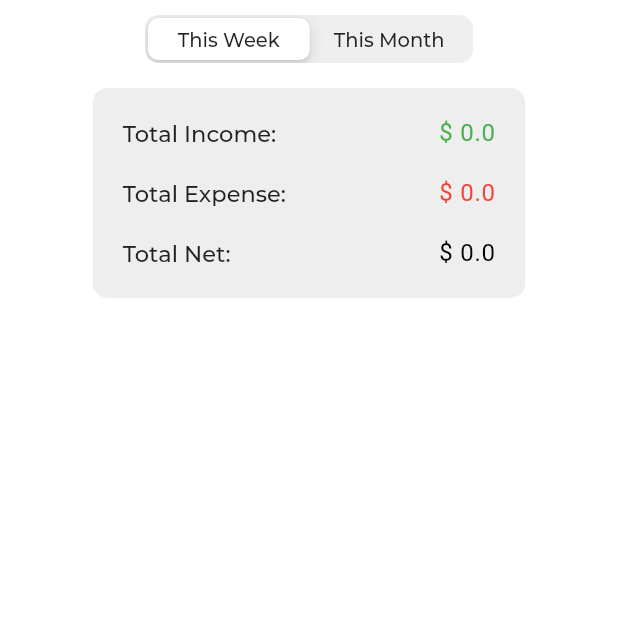
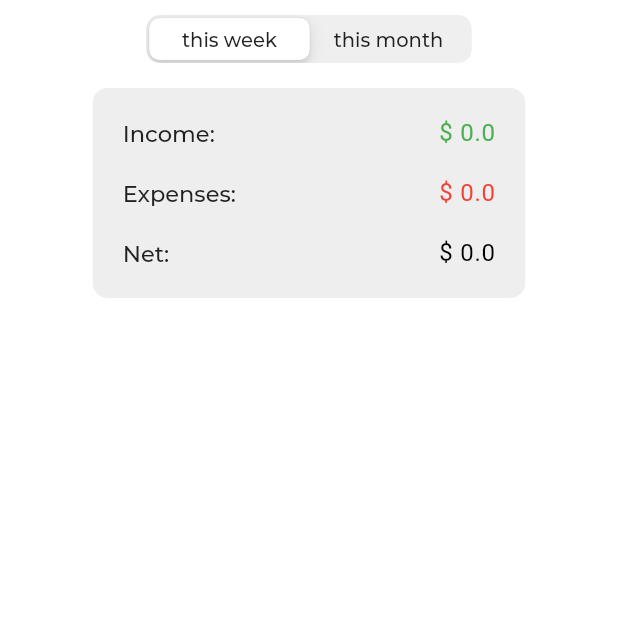
Before and after one commit to muhnee/muhnee_app, a Flutter app: the TransactionsPage screen opened directly, on a phone screen of 412 x 824 dp, the top half of it. Run offline on Flutter 3.47's test engine with Material 2 defaults, Android fonts, the phone set to English and light mode, and no system bars; our stand-ins replace awesome_dialog, bubble_bottom_bar, cloud_firestore, firebase_auth, flutter_spinkit, google_fonts and 1 more; accounts and stored records are empty.

```diff
--- a/lib/pages/Home/TransactionsPage.dart
+++ b/lib/pages/Home/TransactionsPage.dart
@@ -1,5 +1,6 @@
 import 'package:flutter/cupertino.dart';
 import 'package:flutter/material.dart';
+import 'package:flutter_spinkit/flutter_spinkit.dart';
 import 'package:muhnee/utilities/FirestoreFunctions.dart';
 import 'package:muhnee/utilities/SizeConfig.dart';
 import 'ExpensePageSingleFile.dart';
@@ -28,14 +29,13 @@ class _TransactionsPageState extends State<TransactionsPage> {
 
   final Map<int, Widget> logoWidgets = const <int, Widget>{
     0: Padding(
-      padding: EdgeInsets.symmetric(horizontal: 6),
-      child: Text('This Week'),
-    ),
+        padding: EdgeInsets.symmetric(horizontal: 6),
+        child:
+            Text('this week', style: TextStyle(fontWeight: FontWeight.w600))),
     1: Padding(
       padding: EdgeInsets.symmetric(horizontal: 6),
-      child: Text('This Month'),
+      child: Text('this month', style: TextStyle(fontWeight: FontWeight.w600)),
     ),
-    // 2: Padding(padding: EdgeInsets.symmetric(horizontal: 6),child: Text('This Year'),),
   };
 
   @override
@@ -71,9 +71,9 @@ class _TransactionsPageState extends State<TransactionsPage> {
             padding: EdgeInsets.only(bottom: 10, top: 10),
             child: CupertinoSlidingSegmentedControl<int>(
               //borderColor: Colors.white,
-             // selectedColor: Color(0xff8e91f3),
+              // selectedColor: Color(0xff8e91f3),
               //selectedColor: Colors.grey[200],
-             // unselectedColor: Colors.white,
+              // unselectedColor: Colors.white,
               children: logoWidgets,
               onValueChanged: (int val) {
                 setState(() {
@@ -103,6 +103,8 @@ class _TransactionsPageState extends State<TransactionsPage> {
                       : totalInc += item["amount"];
 
                 totalNet = totalInc - totalExp;
+
+                var dateArray = [];
 
                 children = <Widget>[
                   Padding(
@@ -139,7 +141,7 @@ class _TransactionsPageState extends State<TransactionsPage> {
                                   crossAxisAlignment: CrossAxisAlignment.start,
                                   children: <Widget>[
                                     summaryRow("Income", totalInc.toString()),
-                                    summaryRow("Expense", totalExp.toString()),
+                                    summaryRow("Expenses", totalExp.toString()),
                                     summaryRow("Net", totalNet.toString()),
                                   ],
                                 ),
@@ -200,7 +202,7 @@ Widget summaryRow(type, amount) {
     mainAxisAlignment: MainAxisAlignment.spaceBetween,
     children: <Widget>[
       Text(
-        "Total " + type + ": ",
+         type + ": ",
         style: TextStyle(fontSize: 15, fontWeight: FontWeight.w600),
       ),
       type == "Income"
@@ -214,7 +216,7 @@ Widget summaryRow(type, amount) {
                 ),
               ),
             )
-          : type == "Expense"
+          : type == "Expenses"
               ? Text(
                   "\$ " + amount,
                   style: GoogleFonts.varelaRound(
@@ -285,10 +287,9 @@ class _TransactionViewCellState extends State<TransactionViewCell> {
             Padding(
               padding: EdgeInsets.only(left: 1, bottom: 3),
               child: Text(DateFormat.yMMMMEEEEd()
-                .format(widget.timestamp.toDate())
-                .toString()),
+                  .format(widget.timestamp.toDate())
+                  .toString()),
             ),
-
             SizedBox(
               height: SizeConfig.blockSizeVertical * 6.5,
               child: InkWell(
--- a/lib/utilities/FirestoreFunctions.dart
+++ b/lib/utilities/FirestoreFunctions.dart
@@ -1,6 +1,5 @@
 import 'package:cloud_firestore/cloud_firestore.dart';
 import 'package:firebase_auth/firebase_auth.dart';
-import 'package:intl/intl.dart';
 
 final FirebaseAuth _auth = FirebaseAuth.instance;
 final databaseReference = Firestore.instance;
```
Also changed, not shown: pubspec.yaml (+5 -5 lines).
